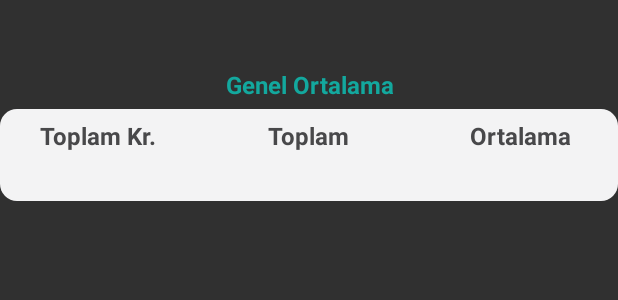
After one commit to isabek/ogrnot, an Android app: the layout general_gpa_layout.xml on its own in the app's theme, with its tools: preview values and no code run, on a phone screen of 412 x 824 dp. The commit adds this screen. Shown: the top 300 px of the screen. Run offline under Robolectric (Android 15) with nearby library versions, the phone set to English and light mode, and no system bars.

Commit message:
Added general GPA

```diff
--- a/app/src/main/java/com/itashiev/ogrnot/ogrnotapplication/fragments/TranscriptFragment.java
+++ b/app/src/main/java/com/itashiev/ogrnot/ogrnotapplication/fragments/TranscriptFragment.java
@@ -142,6 +142,7 @@ public class TranscriptFragment extends Fragment {
                             semesterLinearLayout.addView(lessonLayout);
                         }
 
+
                         String semesterGPA = (String) semester.get("gpa");
                         String semesterTotalCredit = (String) semester.get("totalCredit");
                         String semesterTotalAverage = (String) semester.get("totalAverage");
@@ -152,6 +153,15 @@ public class TranscriptFragment extends Fragment {
 
                         semestersLinearLayout.addView(semesterLayout);
                     }
+
+                    JSONObject general = undergraduate.getJSONObject("general");
+                    LinearLayout generalGPALayout = (LinearLayout) getActivity().getLayoutInflater().inflate(R.layout.general_gpa_layout, null);
+
+                    ((TextView)generalGPALayout.findViewById(R.id.general_total_credit)).setText(general.getString("totalCredit"));
+                    ((TextView)generalGPALayout.findViewById(R.id.general_total_credit_default)).setText(general.getString("totalAverage"));
+                    ((TextView)generalGPALayout.findViewById(R.id.general_gpa)).setText(general.getString("gpa"));
+
+                    semestersLinearLayout.addView(generalGPALayout);
 
                     transcriptProgressBar.setVisibility(View.INVISIBLE);
                     semestersLinearLayout.setVisibility(View.VISIBLE);
--- /dev/null
+++ b/app/src/main/res/layout/general_gpa_layout.xml
@@ -0,0 +1,117 @@
+<LinearLayout
+    android:layout_width="fill_parent"
+    android:layout_height="wrap_content"
+    android:orientation="vertical"
+    android:layout_marginTop="25dp"
+    android:paddingTop="20dp"
+    xmlns:android="http://schemas.android.com/apk/res/android">
+
+    <TextView
+        android:text="@string/general_gpa_tr"
+        android:layout_width="match_parent"
+        android:layout_height="wrap_content"
+        android:gravity="center"
+        android:layout_marginBottom="5dp"
+        android:textColor="#13a89e"
+        android:textSize="16sp"
+        android:textStyle="bold" />
+
+    <LinearLayout
+        android:id="@+id/transcript_general_gpa_linear_layout"
+        android:layout_width="fill_parent"
+        android:layout_height="wrap_content"
+        android:background="@drawable/linear_layout_corner_radius"
+        android:gravity="center_horizontal"
+        android:orientation="vertical">
+
+
+        <LinearLayout
+            android:layout_width="fill_parent"
+            android:layout_height="wrap_content"
+            android:gravity="center_horizontal"
+            android:weightSum="10">
+
+            <TextView
+                android:layout_width="0dp"
+                android:layout_height="wrap_content"
+                android:layout_weight="3"
+                android:gravity="center"
+                android:paddingBottom="2dp"
+                android:paddingTop="2dp"
+                android:text="@string/semester_total_credit"
+                android:textColor="#48484a"
+                android:textSize="16sp"
+                android:textStyle="bold" />
+
+            <TextView
+                android:layout_width="0dp"
+                android:layout_height="wrap_content"
+                android:layout_weight="4"
+                android:gravity="center"
+                android:paddingBottom="2dp"
+                android:paddingLeft="4dp"
+                android:paddingRight="4dp"
+                android:paddingTop="2dp"
+                android:text="@string/semester_total_credit_default"
+                android:textColor="#48484a"
+                android:textSize="16sp"
+                android:textStyle="bold" />
+
+            <TextView
+                android:layout_width="0dp"
+                android:layout_height="wrap_content"
+                android:layout_weight="3"
+                android:gravity="center"
+                android:paddingBottom="2dp"
+                android:paddingTop="2dp"
+                android:text="@string/semester_gpa"
+                android:textColor="#48484a"
+                android:textSize="16sp"
+                android:textStyle="bold" />
+        </LinearLayout>
+        <LinearLayout
+            android:layout_width="fill_parent"
+            android:layout_height="wrap_content"
+            android:gravity="center_horizontal"
+            android:weightSum="10">
+
+            <TextView
+                android:id="@+id/general_total_credit"
+                android:layout_width="0dp"
+                android:layout_height="wrap_content"
+                android:layout_weight="3"
+                android:gravity="center"
+                android:paddingBottom="2dp"
+                android:paddingTop="2dp"
+                android:textColor="#48484a"
+                android:textSize="16sp"
+                android:textStyle="normal" />
+
+            <TextView
+                android:id="@+id/general_total_credit_default"
+                android:layout_width="0dp"
+                android:layout_height="wrap_content"
+                android:layout_weight="4"
+                android:gravity="center"
+                android:paddingBottom="2dp"
+                android:paddingLeft="4dp"
+                android:paddingRight="4dp"
+                android:paddingTop="2dp"
+                android:textColor="#48484a"
+                android:textSize="16sp"
+                android:textStyle="normal" />
+
+            <TextView
+                android:id="@+id/general_gpa"
+                android:layout_width="0dp"
+                android:layout_height="wrap_content"
+                android:layout_weight="3"
+                android:gravity="center"
+                android:paddingBottom="2dp"
+                android:paddingTop="2dp"
+                android:textColor="#48484a"
+                android:textSize="16sp"
+                android:textStyle="bold" />
+        </LinearLayout>
+    </LinearLayout>
+</LinearLayout>
--- a/app/src/main/res/values/strings.xml
+++ b/app/src/main/res/values/strings.xml
@@ -60,4 +60,5 @@
     <string name="semester_total_credit">Toplam Kr.</string>
     <string name="semester_total_credit_default">Toplam</string>
     <string name="semester_gpa">Ortalama</string>
+    <string name="general_gpa_tr">Genel Ortalama</string>
 </resources>
```
